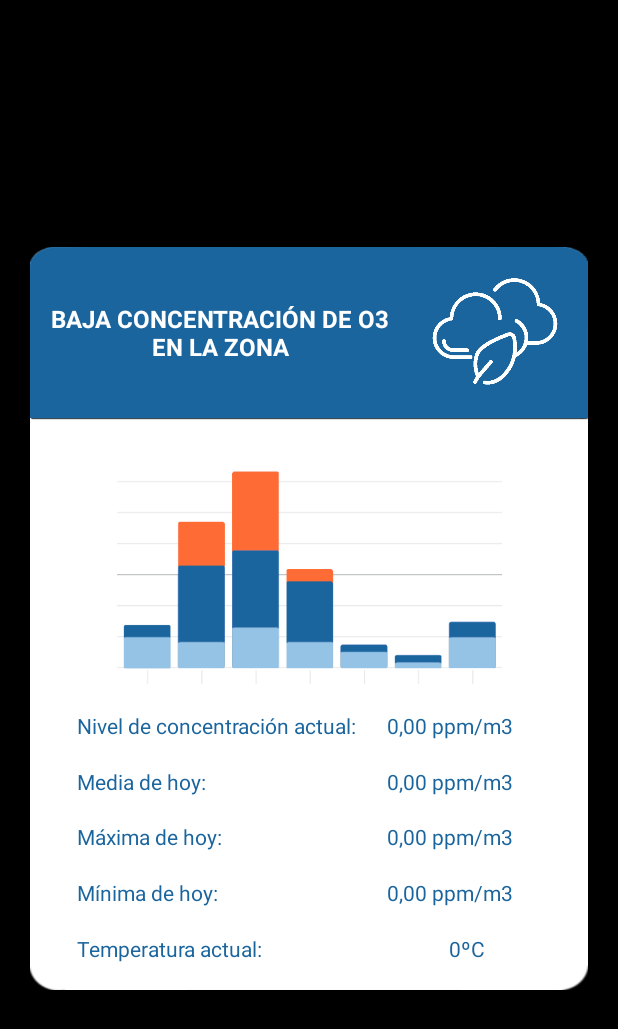
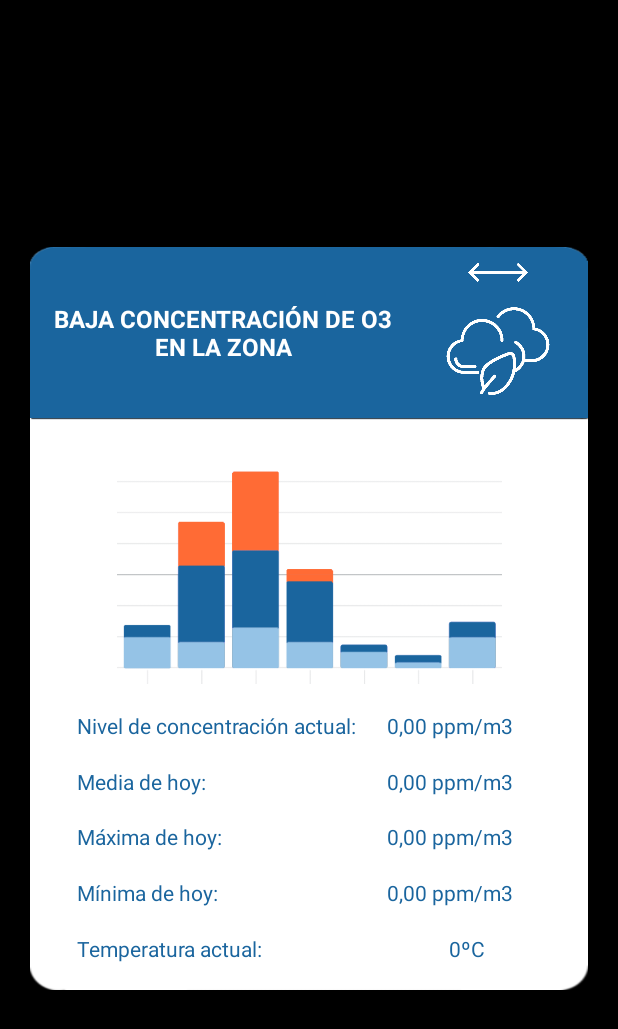
Before and after one commit to nachischo/Commun03APP, an Android app: the layout info_card.xml on its own in the app's theme, with its tools: preview values and no code run, on a phone screen of 412 x 824 dp. Shown: the top 1029 px of the screen. Run offline under Robolectric (Android 15) with nearby library versions, the phone set to English and light mode, and no system bars.

Commit message:
Probable cambio en tj de info

```diff
--- a/app/src/main/java/com/imsangar/commun03app/accountManagement/Login.java
+++ b/app/src/main/java/com/imsangar/commun03app/accountManagement/Login.java
@@ -28,6 +28,7 @@ import org.json.JSONObject;
 public class Login {
 
     public Context context;
+    private String serverIP = "172.20.10.5";
 
     public Login(Context context){
         this.context = context;
@@ -36,7 +37,7 @@ public class Login {
     public void iniciaSesion(FragmentActivity actividad, Context contexto, Bundle savedInstanceState, String emailUsuario, String passwordUsuario){
         Log.d("nuevoPostLogin", "{ 'email': '"+emailUsuario+"', 'password': '"+passwordUsuario+"' }");
         try {
-            REST.nuevaPeticion.post("http://172.20.10.5:3000/api/usuarios/login", String.valueOf(new JSONObject().put("email", emailUsuario).put("password", passwordUsuario)), new PeticionarioREST.RespuestaREST() {
+            REST.nuevaPeticion.post("http://"+serverIP+":3000/api/usuarios/login", String.valueOf(new JSONObject().put("email", emailUsuario).put("password", passwordUsuario)), new PeticionarioREST.RespuestaREST() {
                 @Override
                 public void callback(int codigo, String cuerpo) {
                     if(codigo == 200){
@@ -65,7 +66,7 @@ public class Login {
 
                         editarPreferencias.commit();
 
-                        REST.nuevaPeticion.get("http://172.20.10.5:3000/api/usuarios/"+sharedPreferences.getString("nickname","")+"/sensor", new PeticionarioREST.RespuestaREST() {
+                        REST.nuevaPeticion.get("http://"+serverIP+":3000/api/usuarios/"+sharedPreferences.getString("nickname","")+"/sensor", new PeticionarioREST.RespuestaREST() {
                             @Override
                             public void callback(int codigo, String cuerpo) {
                                 if(codigo == 200) {
--- a/app/src/main/res/layout/info_card.xml
+++ b/app/src/main/res/layout/info_card.xml
@@ -54,14 +54,24 @@
                     app:layout_constraintTop_toTopOf="parent" />
 
                 <ImageView
+                    android:id="@+id/imageView"
+                    android:layout_width="0dp"
+                    android:layout_height="0dp"
+                    android:layout_marginTop="8dp"
+                    app:layout_constraintBottom_toTopOf="@+id/imageView3"
+                    app:layout_constraintEnd_toEndOf="@+id/imageView3"
+                    app:layout_constraintStart_toStartOf="@+id/imageView3"
+                    app:layout_constraintTop_toTopOf="parent"
+                    app:srcCompat="@drawable/flecha_dos_direcciones" />
+
+                <ImageView
                     android:id="@+id/imageView3"
-                    android:layout_width="124dp"
-                    android:layout_height="0dp"
+                    android:layout_width="120dp"
+                    android:layout_height="88dp"
                     app:layout_constraintBottom_toBottomOf="parent"
                     app:layout_constraintEnd_toEndOf="parent"
                     app:layout_constraintHorizontal_bias="0.5"
                     app:layout_constraintStart_toEndOf="@+id/CalidadDelAireEstim"
-                    app:layout_constraintTop_toTopOf="parent"
                     app:srcCompat="@drawable/clean_air_icon" />
             </androidx.constraintlayout.widget.ConstraintLayout>
         </LinearLayout>
```
Also changed, not shown: app/src/main/res/drawable/flecha_dos_direcciones.png (added).
